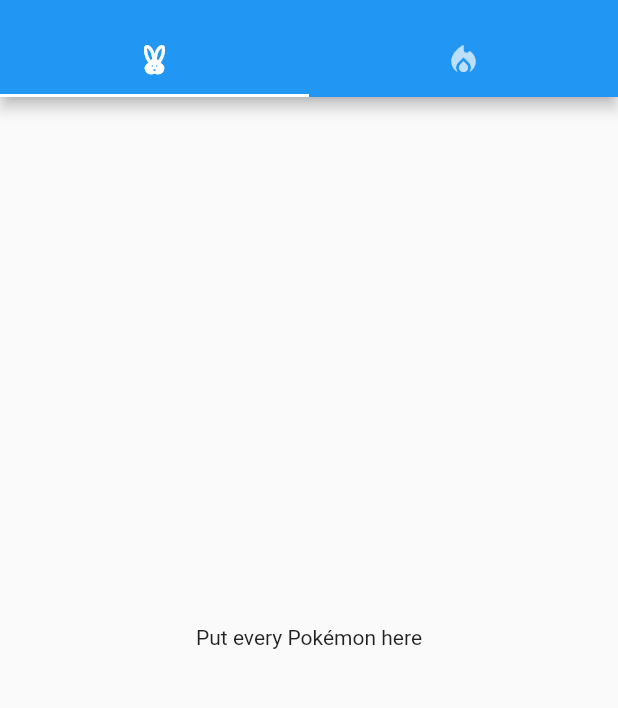
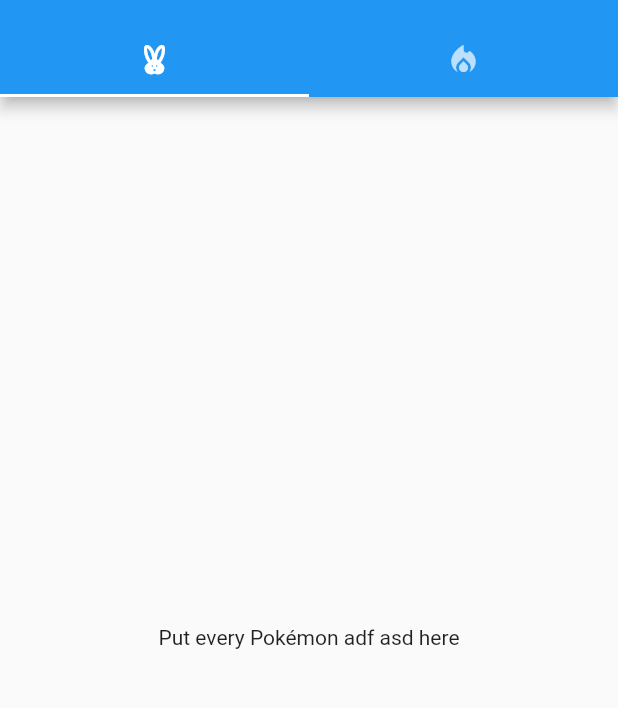
Before and after one commit to JorisDouvenIlionx/DexAppFlutter, a Flutter app: the screen it shows after launch, on a phone screen of 412 x 824 dp, the part 59-767 px from its top. Run offline on Flutter 3.47's test engine with Material 2 defaults, Android fonts, the phone set to English and light mode, and no system bars; missing offline and left inert: dart:html.

Commit message:
Added Abilities screen.

```diff
--- /dev/null
+++ b/lib/abilities.dart
@@ -0,0 +1,19 @@
+import 'dart:html';
+
+import 'package:flutter/src/widgets/container.dart';
+import 'package:flutter/src/widgets/framework.dart';
+import 'package:flutter/widgets.dart';
+
+class Ability extends StatefulWidget {
+  const Ability({super.key});
+
+  @override
+  State<Ability> createState() => _AbilityState();
+}
+
+class _AbilityState extends State<Ability> {
+  @override
+  Widget build(BuildContext context) {
+    return Center(child: Text("Put every Pokémon adf asd here"));
+  }
+}
--- a/lib/main.dart
+++ b/lib/main.dart
@@ -1,4 +1,5 @@
 import 'package:flutter/material.dart';
+import 'package:flutter_pokedex/abilities.dart';
 
 void main() {
   runApp(const Pokedex());
@@ -24,7 +25,7 @@ class Pokedex extends StatelessWidget {
           ),
           body: const TabBarView(
             children: [
-              Center(child: Text("Put every Pokémon here")),
+              Ability(),
               Center(child: Text("Put every Ability here")),
             ],
           ),
```
